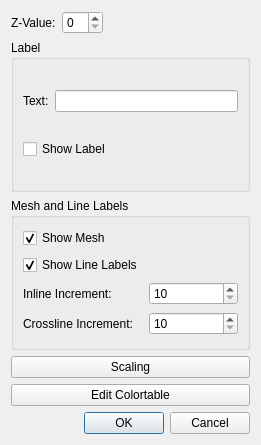
The window that Viewer2D/griditemconfigdialog.ui (fsoos74/su) describes before a commit, drawn with Qt 5.
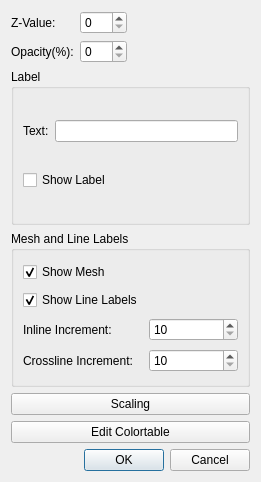
The same window after the commit.

Commit message: volume/grid items: added transparancy

Diff of the .ui file:
```diff
--- a/Viewer2D/griditemconfigdialog.ui
+++ b/Viewer2D/griditemconfigdialog.ui
@@ -7,7 +7,7 @@
     <x>0</x>
     <y>0</y>
     <width>261</width>
-    <height>445</height>
+    <height>482</height>
    </rect>
   </property>
   <property name="windowTitle">
@@ -17,14 +17,32 @@
    <item>
     <layout class="QHBoxLayout" name="horizontalLayout">
      <item>
+      <layout class="QGridLayout" name="gridLayout_3">
+       <item row="0" column="0">
       <widget class="QLabel" name="label">
        <property name="text">
         <string>Z-Value:</string>
        </property>
       </widget>
      </item>
-     <item>
+       <item row="0" column="1">
       <widget class="QSpinBox" name="sbZValue"/>
+       </item>
+       <item row="1" column="0">
+        <widget class="QLabel" name="label_3">
+         <property name="text">
+          <string>Opacity(%):</string>
+         </property>
+        </widget>
+       </item>
+       <item row="1" column="1">
+        <widget class="QSpinBox" name="sbOpacity">
+         <property name="maximum">
+          <number>100</number>
+         </property>
+        </widget>
+       </item>
+      </layout>
      </item>
      <item>
       <spacer name="horizontalSpacer">
```
Lines whose indentation alone changed are shown as unchanged. The commit also changes 6 other files.
